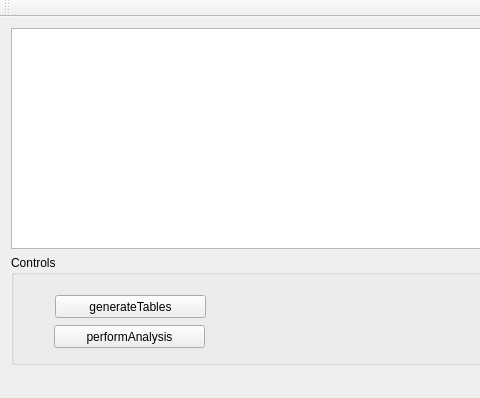
Old version of the form src/mainwindow.ui in the repository storrellas/nary_tree; both pictures show x 0 to 480 and y 0 to 398 of the 880 by 398 pixel window.
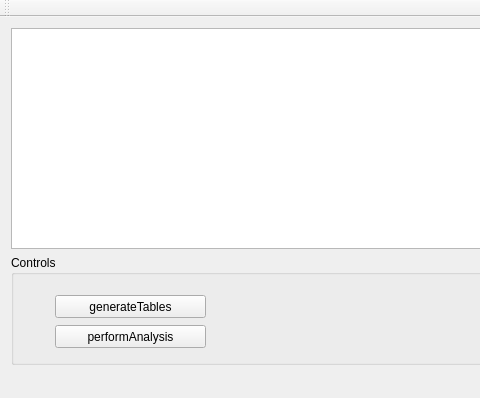
New version of the form.

The edit to the form file:
```diff
--- a/src/mainwindow.ui
+++ b/src/mainwindow.ui
@@ -45,7 +45,7 @@
       <widget class="QPushButton" name="performAnalysisBtn">
        <property name="geometry">
         <rect>
-         <x>43</x>
+         <x>44</x>
          <y>70</y>
          <width>151</width>
          <height>23</height>
```
